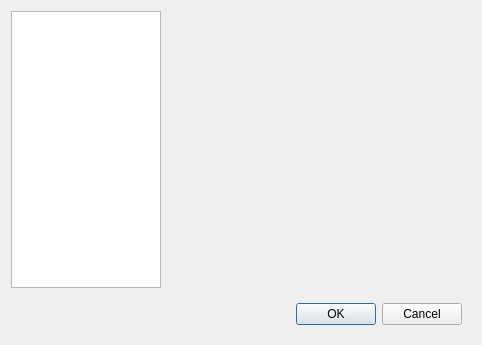
This is eiskaltdcpp/ui/UISettings.ui in eiskaltdcpp/eiskaltdcpp as Qt 5 draws it before an edit. The edited form follows.
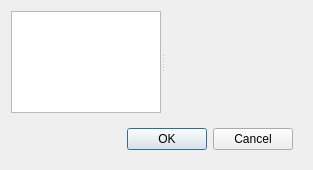
This is the edited form.

Commit message: fixed crash on reconnect

```diff
--- a/eiskaltdcpp/ui/UISettings.ui
+++ b/eiskaltdcpp/ui/UISettings.ui
@@ -6,15 +6,45 @@
    <rect>
     <x>0</x>
     <y>0</y>
-    <width>482</width>
-    <height>345</height>
+    <width>313</width>
+    <height>170</height>
    </rect>
   </property>
   <property name="windowTitle">
    <string>Settings</string>
   </property>
   <layout class="QGridLayout" name="gridLayout">
-   <item row="1" column="0" colspan="2">
+   <item row="0" column="0">
+    <widget class="QSplitter" name="splitter">
+     <property name="sizePolicy">
+      <sizepolicy hsizetype="Expanding" vsizetype="Expanding">
+       <horstretch>0</horstretch>
+       <verstretch>0</verstretch>
+      </sizepolicy>
+     </property>
+     <property name="orientation">
+      <enum>Qt::Horizontal</enum>
+     </property>
+     <widget class="QListWidget" name="listWidget">
+      <property name="minimumSize">
+       <size>
+        <width>150</width>
+        <height>0</height>
+       </size>
+      </property>
+      <property name="maximumSize">
+       <size>
+        <width>150</width>
+        <height>16777215</height>
+       </size>
+      </property>
+     </widget>
+     <widget class="QStackedWidget" name="stackedWidget">
+      <widget class="QWidget" name="page_2"/>
+     </widget>
+    </widget>
+   </item>
+   <item row="1" column="0">
     <widget class="QFrame" name="frame">
      <property name="frameShape">
       <enum>QFrame::NoFrame</enum>
@@ -58,27 +88,6 @@
      </layout>
     </widget>
    </item>
-   <item row="0" column="0">
-    <widget class="QListWidget" name="listWidget">
-     <property name="minimumSize">
-      <size>
-       <width>150</width>
-       <height>0</height>
-      </size>
-     </property>
-     <property name="maximumSize">
-      <size>
-       <width>150</width>
-       <height>16777215</height>
-      </size>
-     </property>
-    </widget>
-   </item>
-   <item row="0" column="1">
-    <widget class="QStackedWidget" name="stackedWidget">
-     <widget class="QWidget" name="page_2"/>
-    </widget>
-   </item>
   </layout>
  </widget>
  <resources/>
```
Left out of the diff: 26 changed lines with no effect on the pictures. The commit also changes 2 other files.
